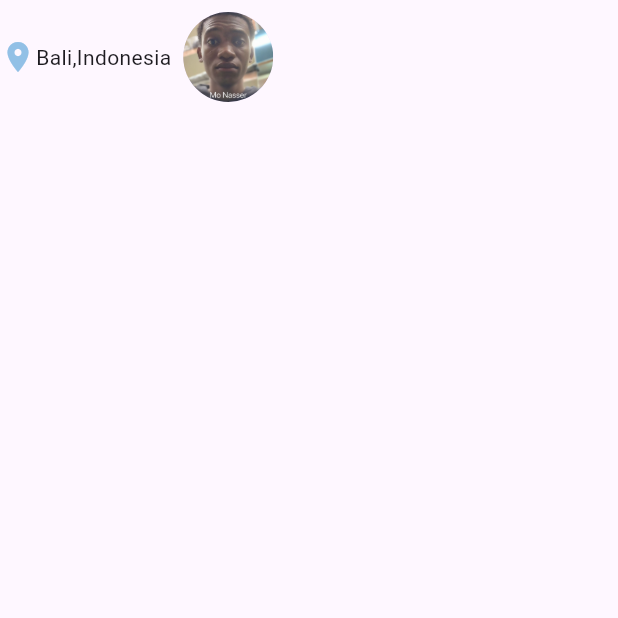
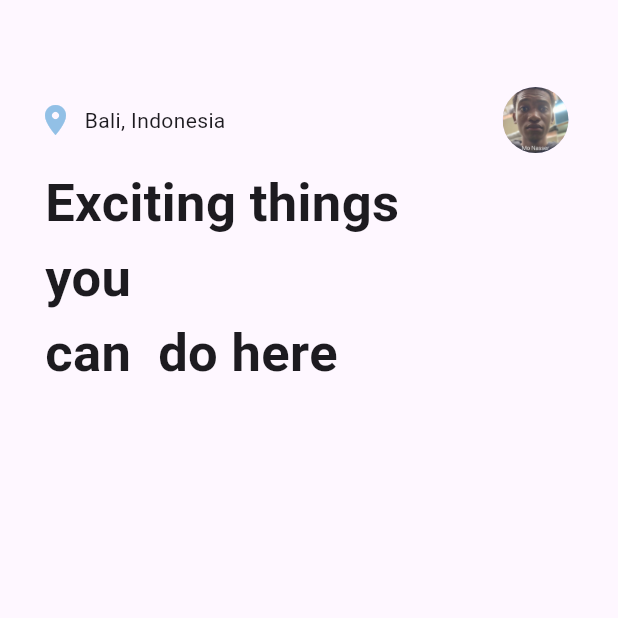
Before and after one commit to NasserObm/travel_app, a Flutter app: the screen it shows after launch, after a tap on "Explore", on a phone screen of 412 x 824 dp, the top half of it. Run offline on Flutter 3.47's test engine with Material 3 defaults, Android fonts, the phone set to English and light mode, and no system bars.

Commit message:
update Home
Ajouts des infos de home

```diff
--- a/lib/home.dart
+++ b/lib/home.dart
@@ -17,10 +17,11 @@ class _HomeState extends State<Home> {
             SingleChildScrollView(
                 child: //Debut de la colonne principale de la page home
                     Column(
+      mainAxisAlignment: MainAxisAlignment.start,
       /*Sera composée de 6 enfants */
       children: [
         buildColumn1(), //Construction de la première colonne
-        //  buildColumn2(), //Construction de la deuxième colonne
+        buildColumn2(), //Construction de la deuxième colonne
         // buildColumn3(), //Construction de la troisième colonne
         // buildColumn4(), //Construction de la quatrième colonne
         // buildColumn5(), //Construction de la cinquième colonne
@@ -35,20 +36,27 @@ class _HomeState extends State<Home> {
     //Fin du Scaffold
   }
   //Fin du build de la page Home
+}
 
 //Grand I pour tous ce qui concernent la ligne 1
 //Constructeur de la ligne 1
 Widget buildColumn1() {
   return
+      //Début du padding
+      Padding(
+          padding: EdgeInsets.only(top: 50, left: 25, right: 25), //Padding
           //Début du row de la première ligne
-        Row(
+          child: Row(
+            mainAxisAlignment:
+                MainAxisAlignment.spaceBetween, //Pour séparer les enfants
             /*Sera Composé de 2enfants */
             children: [
               buildLeftSideColumn1(), //Construction du coté gauche de la colonne 1
               buildRightSideColumn1(), //Construction du coté droit de la colonne 1
             ],
-    );
-  } //Fin du row de la première ligne
+          ) //Fin du row de la première ligne
+          ); //Fin du padding de la première ligne
+} //Fin de la première ligne
 
 //Début du constructeur buildLeftSideColumn1 de la colonne 1
 Widget buildLeftSideColumn1() {
@@ -70,10 +78,11 @@ class _HomeState extends State<Home> {
       //Fin de la sizedBox
       //Début du texte
       Text(
-          'Bali,Indonesia',
+        '  Bali, Indonesia',
         //Début du style
         style: TextStyle(
           fontSize: 14, //Taille du texte
+          fontWeight: FontWeight.normal, //Poids du texte
         ),
         //Fin du style
       )
@@ -93,7 +102,7 @@ class _HomeState extends State<Home> {
     child:
         //Début du circular Avatar
         CircleAvatar(
-        radius: 30, // Taille du cercle
+      radius: 22, // Taille du cercle
       backgroundImage: AssetImage(
           'assets/nasser.jpg'), // Image circulaire (remplace avec ton image)
     ),
@@ -101,10 +110,99 @@ class _HomeState extends State<Home> {
   );
   //Fin du padding du buildRightSideColumn1
 }
-
 //Fin du constructeur de buildRightSideColumn1
 
 //Fin du Grand I
 
-  //Fin du constructeur de la ligne1
+//Debut du grand II pour tous ce qui concerne la 2eme ligne
+//Debut du constructeur buildColumn2
+Widget buildColumn2() {
+  return
+      //Debut du padding
+      const Padding(
+    padding: EdgeInsets.only(right: 100, left: 30), //Début padding
+    child:
+        //Début du texte de la 2eme ligne
+        Text(
+      'Exciting things you\ncan  do here',
+      //Debut du style
+      style: TextStyle(
+        fontSize: 35, //Taille de la police
+        fontWeight: FontWeight.bold, //poids du textge
+      ),
+      //Fin du style
+    ),
+    //Fin du texte de la 2eme ligne
+  );
+  //Fin du padding
+  //Fin de la 2eme ligne
 }
+//Fin du constructeur buildColumn2
+//Fin du grand II
+
+//Debut du grand III
+//Début du constructeur buildColum
+Widget buildColumn3() {
+  return
+      // Debut du Padding  du
+      Padding(
+    padding: const EdgeInsets.symmetric(horizontal: 10), //
+    child:
+        //Début du row
+        Row(
+      /*Composé de 3 enfants */
+      children: [
+        buildCardColumn3(0), //Constructeur du card 1 de colonne 3
+        buildCardColumn3(1), //Constructeur du card 2 de la colonne 3
+        buildCardColumn3(2), //Constructeur du card 3 de la conlonne 3
+      ],
+    ),
+    //Fin du Row
+  );
+}
+
+//Fin du constructeur buildColumn3
+//Début du constructeur du card 1 de la colonne 3
+Widget buildCardColumn3(int i) {
+  //Methode pour créer des textes
+  Widget productWidgetTextToCard(String text) => Text(
+        text,
+        style: const TextStyle(
+          fontSize: 15,
+        ),
+      );
+  //Fin de la methode de création du texte
+  var imagesCards = [
+    Image.network(''),
+    Image.network(''),
+    Image.network('')
+  ]; // Tableau d'images
+
+  var textsCard = [
+    productWidgetTextToCard('Surfing'),
+    productWidgetTextToCard('Hiking'),
+    productWidgetTextToCard('Camping')
+  ];
+
+  return Card(
+    // Début de la carte
+    child: Column(
+      // Début de la colonne
+      children: [
+        // Début du SizedBox
+        SizedBox(
+          child: imagesCards[i], // Tableau d'images
+        ),
+        // Fin du SizedBox
+        //tDebut du Texte
+        textsCard[i],
+        //Findu texte
+      ],
+    ),
+    // Fin de la colonne
+  );
+  // Fin de la carte
+}
+
+//Fin duconstructeur du card 1 de la colonne 3
+//Fin du grand III
```
Lines whose indentation alone changed are shown as unchanged.
